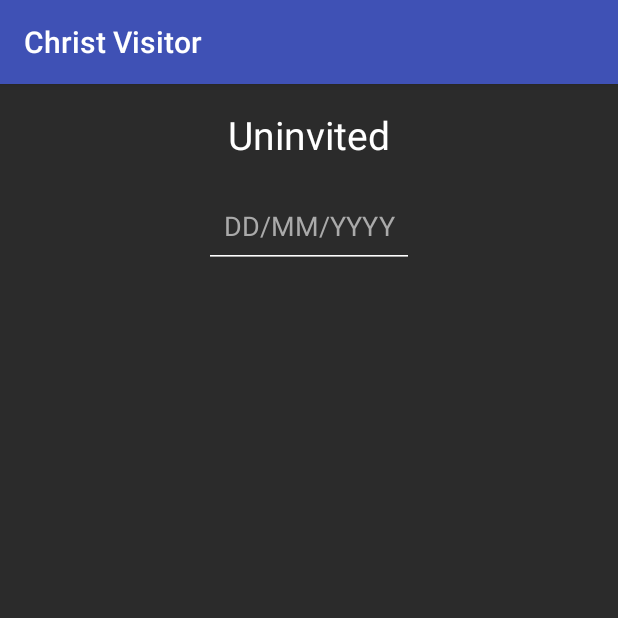
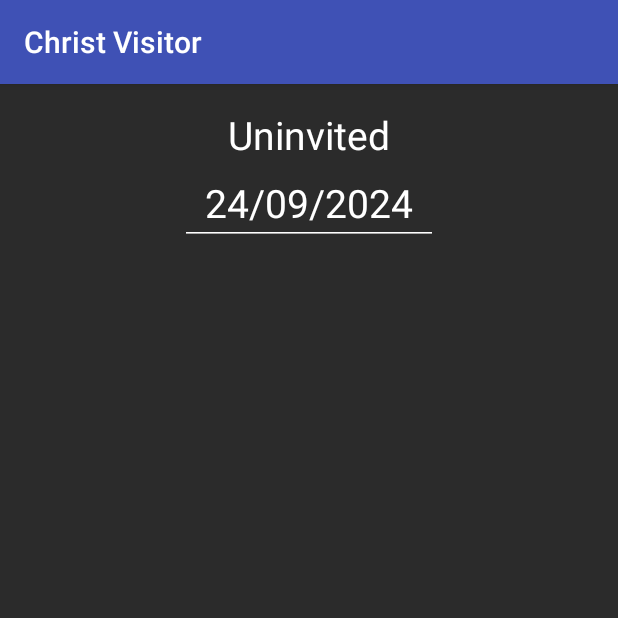
Before and after one commit to LVinayReddy1604/CU-MyGate, an Android app: the ChiefSecurityUninvitedDashboard screen opened directly, with no data from a screen before it, on a phone screen of 412 x 824 dp, the top half of it. Run offline under Robolectric (Android 15) with nearby library versions, the light colour scheme and no system bars; our stand-ins replace Firebase (no records; nobody signed in at launch, a user with empty details on screens opened directly); pictures from the network do not load.

Commit message:
fixing the recyclervire not showing in chiefsecurityuninvited actvity

```diff
--- a/app/src/main/res/layout/activity_chief_security_uninvited_dashboard.xml
+++ b/app/src/main/res/layout/activity_chief_security_uninvited_dashboard.xml
@@ -34,12 +34,10 @@
             app:layout_constraintTop_toTopOf="parent" />
 
         <EditText
-            android:id="@+id/etDate2"
-            android:layout_width="140dp"
-            android:layout_height="55dp"
-            android:layout_marginTop="16dp"
+            android:id="@+id/etDate"
+            android:layout_width="wrap_content"
+            android:layout_height="wrap_content"
             android:layout_gravity="center"
-            android:layout_weight="1"
             android:backgroundTint="#FFFFFF"
             android:focusable="false"
             android:hint="DD/MM/YYYY"
@@ -47,22 +45,21 @@
             android:textAlignment="center"
             android:textColor="#FFFFFF"
             android:textColorHint="#AAAAAA"
-            android:visibility="visible"
+            android:textSize="26dp"
             app:layout_constraintEnd_toEndOf="parent"
+            app:layout_constraintHorizontal_bias="0.498"
             app:layout_constraintStart_toStartOf="parent"
-            app:layout_constraintTop_toBottomOf="@+id/tv_deptName"
-            app:layout_constraintTop_toTopOf="@id/recyclerViewVisitors"
-            tools:ignore="MissingConstraints" />
+            app:layout_constraintTop_toTopOf="parent" />
 
         <androidx.recyclerview.widget.RecyclerView
             android:id="@+id/recyclerViewVisitors"
             android:layout_width="match_parent"
-            android:layout_height="0dp"
+            android:layout_height="wrap_content"
             android:clipToPadding="false"
             android:padding="16dp"
             app:layout_constraintEnd_toEndOf="parent"
             app:layout_constraintStart_toStartOf="parent"
-            app:layout_constraintTop_toBottomOf="@+id/etDate2"
+            app:layout_constraintTop_toBottomOf="@+id/etDate"
             tools:listitem="@layout/item_visitor" />
     </LinearLayout>
 </androidx.constraintlayout.widget.ConstraintLayout>
```
